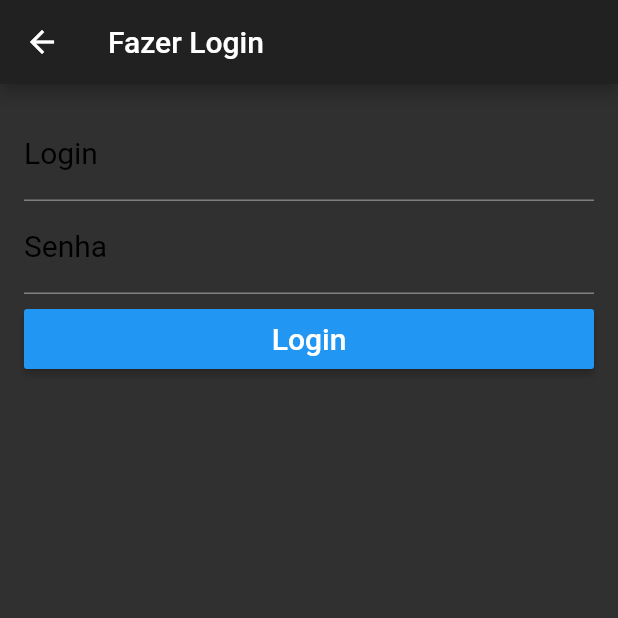
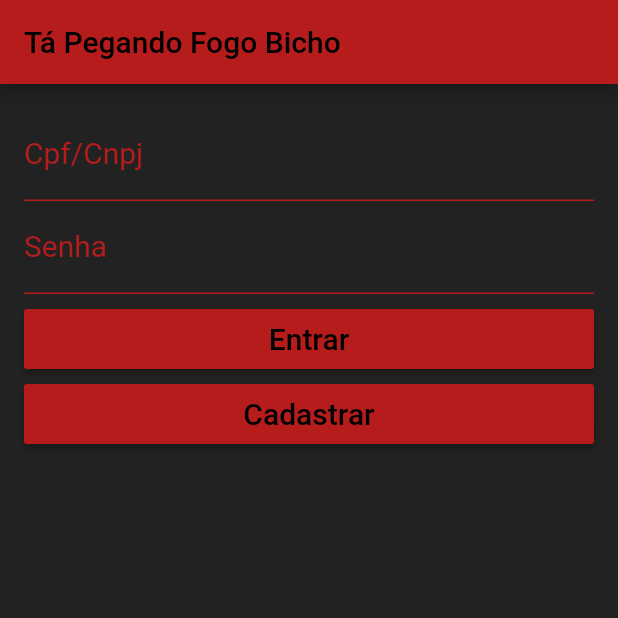
Before and after one commit to Gabriell-Murta/Trabalho_Integrado, a Flutter app: the LoginPage screen opened directly, on a phone screen of 412 x 824 dp, the top half of it. Run offline on Flutter 3.47's test engine with Material 2 defaults, Android fonts, the phone set to English and light mode, and no system bars; our stand-ins replace shared_preferences, sqflite; accounts and stored records are empty.

```diff
--- a/lib/app/views/login.view.dart
+++ b/lib/app/views/login.view.dart
@@ -1,27 +1,33 @@
 import 'package:flutter/cupertino.dart';
 import 'package:flutter/material.dart';
-import 'package:mvc_persistence/app/controllers/client.controller.dart';
-import 'package:mvc_persistence/app/models/client.model.dart';
-import 'package:shared_preferences/shared_preferences.dart';
+import 'package:mvc_persistence/app/views/homepage.view.dart';
 
-import '../models/client.model.dart';
-import 'package:mvc_persistence/app/views/login.view.dart';
+import 'cadastro.view.dart';
+// import 'package:mvc_persistence/app/controllers/client.controller.dart';
+// import 'package:mvc_persistence/app/models/client.model.dart';
+// import 'package:shared_preferences/shared_preferences.dart';
 
+// import '../models/client.model.dart';
+// import 'package:mvc_persistence/app/views/login.view.dart';
 
-import 'package:flutter/material.dart';
+// import 'package:flutter/material.dart';
 
 class LoginPage extends StatelessWidget {
-
   final _tedLogin = TextEditingController();
   final _tedSenha = TextEditingController();
+  BuildContext _context;
 
   final GlobalKey<FormState> _formKey = GlobalKey<FormState>();
 
   @override
   Widget build(BuildContext context) {
+    _context = context;
     return Scaffold(
       appBar: AppBar(
-        title: Text("Fazer Login"),
+        title: Text(
+          "Tá Pegando Fogo Bicho",
+          style: TextStyle(color: Theme.of(context).primaryColorDark),
+        ),
       ),
       body: Padding(
         padding: EdgeInsets.all(16.0),
@@ -30,102 +36,131 @@ class LoginPage extends StatelessWidget {
     );
   }
 
-  String _validaLogin(String text){
-    if(text.isEmpty){
-      return "Informe o CPF";
+  String _validaInput(String text, String field) {
+    if (text.isEmpty) {
+      return "Campo obrigatório";
     }
     return null;
   }
+  // String _validaLogin(String text) {
+  //   if (text.isEmpty) {
+  //     return "Informe o CPF";
+  //   }
+  //   return null;
+  // }
 
-  String _validaSenha(String text){
-    if(text.isEmpty){
-      return "Informe a senha";
-    }
-    return null;
-  }
+  // String _validaSenha(String text) {
+  //   if (text.isEmpty) {
+  //     return "Informe a senha";
+  //   }
+  //   return null;
+  // }
 
   _body(BuildContext context) {
     return Form(
         key: _formKey,
         child: ListView(
           children: <Widget>[
-            textFormFieldLogin(),
-            textFormFieldSenha(),
-            containerButton(context)
+            _textFormField("Cpf/Cnpj", _tedLogin),
+            _textFormField("Senha", _tedSenha),
+            containerButton(context, "Entrar", true),
+            containerButton(context, "Cadastrar", false)
           ],
-        )
-    );
+        ));
   }
 
-  TextFormField textFormFieldLogin() {
+  _textFormField(String field, TextEditingController controller) {
     return TextFormField(
-        controller: _tedLogin,
-        validator: _validaLogin,
+        controller: controller,
+        obscureText: field == "Senha",
+        validator: (s) => _validaInput(s, field),
         keyboardType: TextInputType.text,
-        style: TextStyle(color: Colors.black),
+        style: TextStyle(color: Theme.of(_context).primaryColor),
         decoration: InputDecoration(
-            labelText: "Login",
-            labelStyle: TextStyle(fontSize:20.0, color: Colors.black),
-            hintText: "Informe a senha"
-        )
-    );
+            enabledBorder: UnderlineInputBorder(
+                borderSide: BorderSide(color: Theme.of(_context).primaryColor)),
+            labelText: field,
+            labelStyle: TextStyle(
+                fontSize: 20.0, color: Theme.of(_context).primaryColor),
+            hintText: "Informe o $field"));
   }
 
-  Container containerButton(BuildContext context) {
+  // TextFormField textFormFieldLogin() {
+  //   return TextFormField(
+  //       controller: _tedLogin,
+  //       validator: _validaLogin,
+  //       keyboardType: TextInputType.text,
+  //       style: TextStyle(color: Colors.red[900]),
+  //       decoration: InputDecoration(
+  //           enabledBorder: UnderlineInputBorder(
+  //               borderSide: BorderSide(color: Colors.red[900])),
+  //           labelText: "Login",
+  //           labelStyle: TextStyle(fontSize: 20.0, color: Colors.red[900]),
+  //           hintText: "Informe a senha"));
+  // }
+
+  Container containerButton(BuildContext context, String title, bool inLogin) {
     return Container(
       height: 40.0,
       margin: EdgeInsets.only(top: 10.0),
       child: RaisedButton(
-        color: Colors.blue,
-        child: Text("Login",
-            style: TextStyle(color: Colors.white, fontSize: 20.0)),
-        onPressed: () { _onClickLogin(context); },
+        color: Theme.of(context).primaryColor,
+        child: Text(title,
+            style: TextStyle(
+                color: Theme.of(context).primaryColorDark, fontSize: 20.0)),
+        onPressed: () {
+          if (inLogin)
+            _onClickLogin(context);
+          else
+            Navigator.push(context,
+                MaterialPageRoute(builder: (context) => CadastroPage()));
+        },
       ),
     );
   }
 
-  TextFormField textFormFieldSenha() {
-    return TextFormField(
-        controller: _tedSenha,
-        validator: _validaSenha,
-        obscureText: true,
-        keyboardType: TextInputType.text,
-        style: TextStyle(color: Colors.black),
-        decoration: InputDecoration(
-            labelText: "Senha",
-            labelStyle: TextStyle(fontSize:20.0, color: Colors.black),
-            hintText: "Informe a senha"
-        )
-    );
-  }
+  // TextFormField textFormFieldSenha() {
+  //   return TextFormField(
+  //       controller: _tedSenha,
+  //       validator: _validaSenha,
+  //       obscureText: true,
+  //       keyboardType: TextInputType.text,
+  //       style: TextStyle(color: Colors.red[900]),
+  //       decoration: InputDecoration(
+  //           labelText: "Senha",
+  //           labelStyle: TextStyle(fontSize: 20.0, color: Colors.red[900]),
+  //           hintText: "Informe a senha"));
+  // }
 
   _onClickLogin(BuildContext context) {
     final login = _tedLogin.text;
     final senha = _tedSenha.text;
 
-    print("Login: $login , Senha: $senha " );
+    print("Login: $login , Senha: $senha ");
 
-    if(!_formKey.currentState.validate())  {
+    if (!_formKey.currentState.validate()) {
       return;
     }
 
-    if(login.isEmpty || senha.isEmpty) {
-      showDialog(context: context,
-        builder: (context){
+    if (login.isEmpty || senha.isEmpty) {
+      showDialog(
+        context: context,
+        builder: (context) {
           return AlertDialog(
-              title:Text("Erro"),
+              title: Text("Erro"),
               content: Text("Login e/ou Senha inválido(s)"),
-              actions : <Widget>[
+              actions: <Widget>[
                 FlatButton(
                     child: Text("OK"),
                     onPressed: () {
                       Navigator.pop(context);
-                    }
-                )
-              ]
-          );
+                    })
+              ]);
         },
       );
+    } else {
+      Navigator.push(
+          context, MaterialPageRoute(builder: (context) => HomePage()));
     }
   }
 }
```
Also changed, not shown: lib/app/app.dart (+7 -4 lines), lib/app/views/cadastro.view.dart (added, +127 -0 lines), lib/app/views/homepage.view.dart (+7 -13 lines), pubspec.lock.
